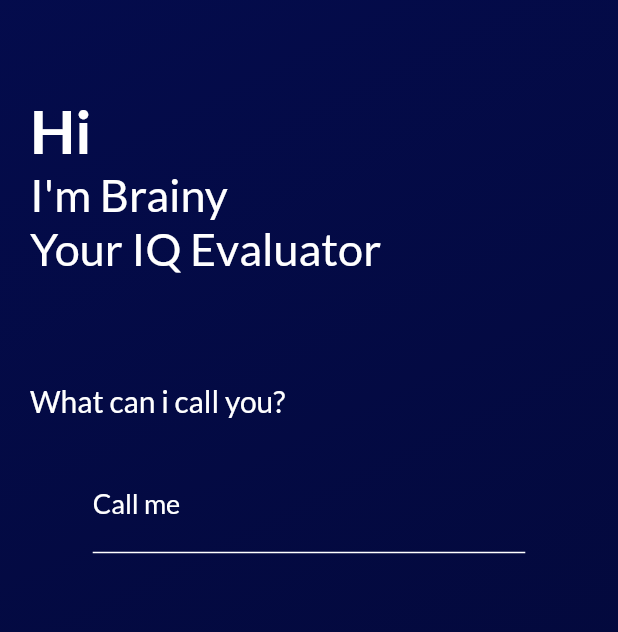
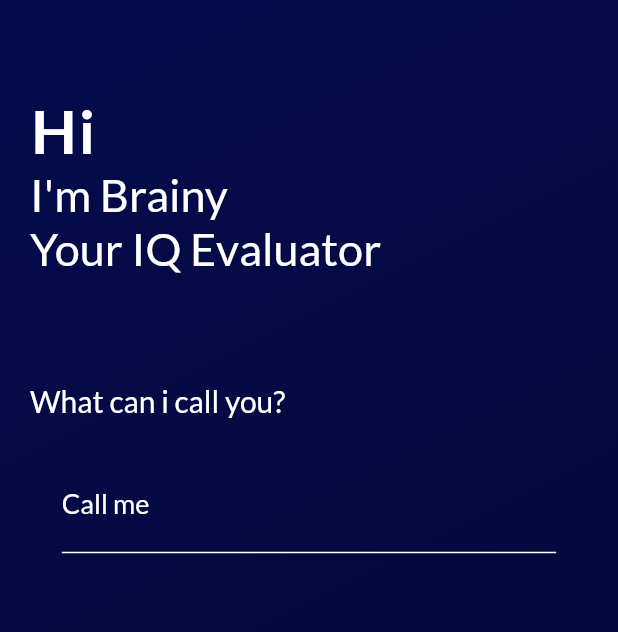
Before and after one commit to hngi/avengers-stage-2-mobile, a Flutter app: the WelcomeScreen screen opened by its route, on a phone screen of 412 x 824 dp. Shown: the part 192-824 px from the top of the screen. Run offline on Flutter 3.47's test engine with Material 2 defaults, Android fonts, the phone set to English and light mode, and no system bars; our stand-ins replace shared_preferences; missing offline and left inert: flutter_circular_chart; accounts and stored records are empty.

Commit message:
final edit

```diff
--- a/brainy/lib/main.dart
+++ b/brainy/lib/main.dart
@@ -26,7 +26,7 @@ class MainThread extends StatelessWidget {
         routes: { "onBoarding": (context) => OnBoarding(),
           "WelcomeScreen": (context) => WelcomeScreen()}
 
-        //home: WelcomeScreen(), //SplashScrren() The Android Native Splash is in Use,
+        //home: WelcomeScreen(), //SplashScreen() The Android Native Splash is in Use,
     );
   }
 }
--- a/brainy/lib/page/questions_page.dart
+++ b/brainy/lib/page/questions_page.dart
@@ -31,7 +31,7 @@ class _QuestionsPageState extends State<QuestionsPage> {
     int wrongResponse = leftQuestion * 15;
     brainy.decrementScore(score: wrongResponse);
     IQEnds(
-      msg: 'You have run out of time, proceed for the result',
+      msg: 'You have run out of time, proceed to your result',
       correctScore: brainy.correctResponse,
       wrongScore: brainy.wrongResponse,
       totalScore: brainy.totalScore,
--- a/brainy/lib/page/welcome.dart
+++ b/brainy/lib/page/welcome.dart
@@ -39,7 +39,6 @@ class _WelcomeScreenState extends State<WelcomeScreen> {
 
   @override
   Widget build(BuildContext context) {
-
     return GestureDetector(
       onTap: () {
         FocusScopeNode currentFocus = FocusScope.of(context);
@@ -67,7 +66,10 @@ class _WelcomeScreenState extends State<WelcomeScreen> {
                     child: IconButton(
                       iconSize: 30,
                       onPressed: () => showAboutPage(context),
-                      icon: Icon(Icons.info, color: Theme.of(context).colorScheme.secondary,),
+                      icon: Icon(
+                        Icons.info,
+                        color: Theme.of(context).colorScheme.secondary,
+                      ),
                     ),
                   ),
                   SizedBox(
@@ -88,8 +90,9 @@ class _WelcomeScreenState extends State<WelcomeScreen> {
                   ),
                   Center(
                     child: Container(
-                      width: MediaQuery.of(context).size.width * .7,
+                      width: MediaQuery.of(context).size.width * .8,
                       child: TextField(
+                        textCapitalization: TextCapitalization.words,
                         controller: usernameTextController,
                         cursorColor: Colors.white,
                         style: TextStyle(color: Colors.white, fontSize: 20),
--- a/brainy/lib/theme/theme.dart
+++ b/brainy/lib/theme/theme.dart
@@ -32,7 +32,9 @@ final themeLight = ThemeData(
           fontSize: 40,
           color: Colors.white,
           fontFamily: "Lato",
-          fontWeight: FontWeight.bold),
+          fontWeight: FontWeight.bold,
+        wordSpacing: 1.5,
+        letterSpacing: 1.5,),
       headline2:
           TextStyle(fontSize: 30, color: Colors.white, fontFamily: "Lato"),
       headline3:
```
Also changed, not shown: brainy/lib/brainy.dart (+4 -4 lines), brainy/lib/page/result.dart (+5 -5 lines), brainy/lib/utils/timer.dart (+7 -5 lines), 3 other files.
